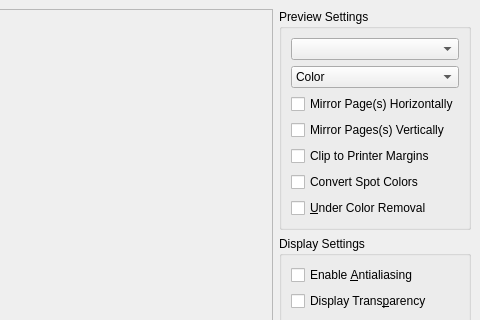
This is scribus/ui/printpreviewbase.ui in scribusproject/scribus as Qt 5 draws it before an edit; both pictures show x 502 to 982 and y 0 to 320 of the 982 by 733 pixel window. The edited form follows.
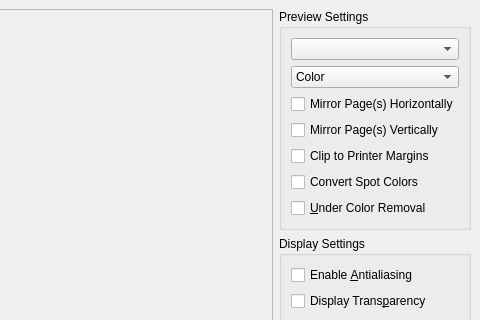
This is the edited form. Custom widgets are drawn as their Qt base class.

Commit message: Fix plural form of some ui strings noted via Transifex

What changed in the file:
```diff
--- a/scribus/ui/printpreviewbase.ui
+++ b/scribus/ui/printpreviewbase.ui
@@ -107,7 +107,7 @@
              <item>
               <widget class="QCheckBox" name="mirrorV">
                <property name="text">
-                <string>Mirror Pages(s) Vertically</string>
+                <string>Mirror Page(s) Vertically</string>
                </property>
               </widget>
              </item>
```
Left out of the diff: 4 changed lines with no effect on the pictures. The commit also changes 2 other files.
